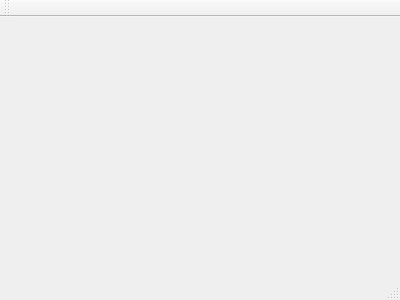
Above: application/blcore/BLCoreMonitor/blcoremainwindow.ui from gatieme/EnergyEfficient before the change. Below: the same form after it.
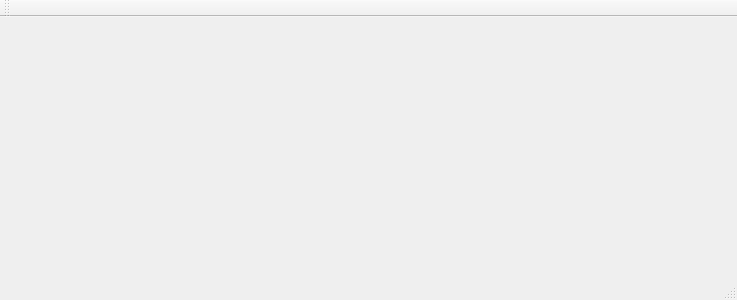
That is the form after the change.

```diff
--- a/application/blcore/BLCoreMonitor/blcoremainwindow.ui
+++ b/application/blcore/BLCoreMonitor/blcoremainwindow.ui
@@ -6,7 +6,7 @@
    <rect>
     <x>0</x>
     <y>0</y>
-    <width>400</width>
+    <width>737</width>
     <height>300</height>
    </rect>
   </property>
@@ -32,7 +32,7 @@
     <enum>TopToolBarArea</enum>
    </attribute>
    <attribute name="toolBarBreak">
-    <bool>true</bool>
+    <bool>false</bool>
    </attribute>
   </widget>
   <widget class="QStatusBar" name="statusBar"/>
```
Left out of the diff: 4 changed lines with no effect on the pictures.
